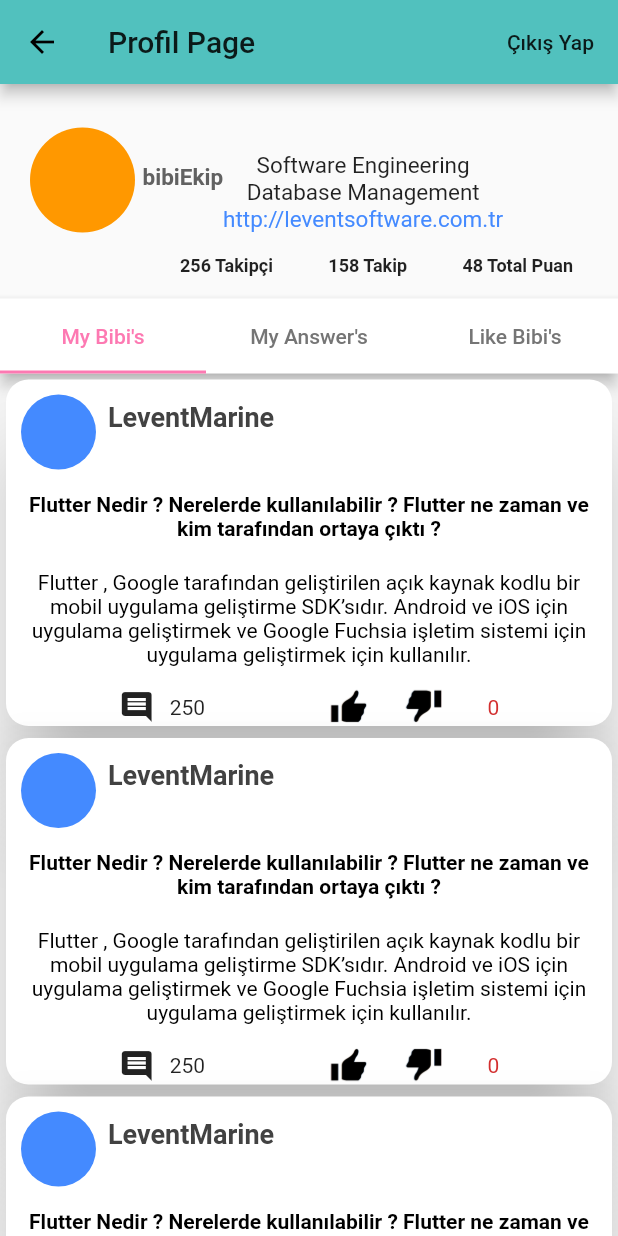
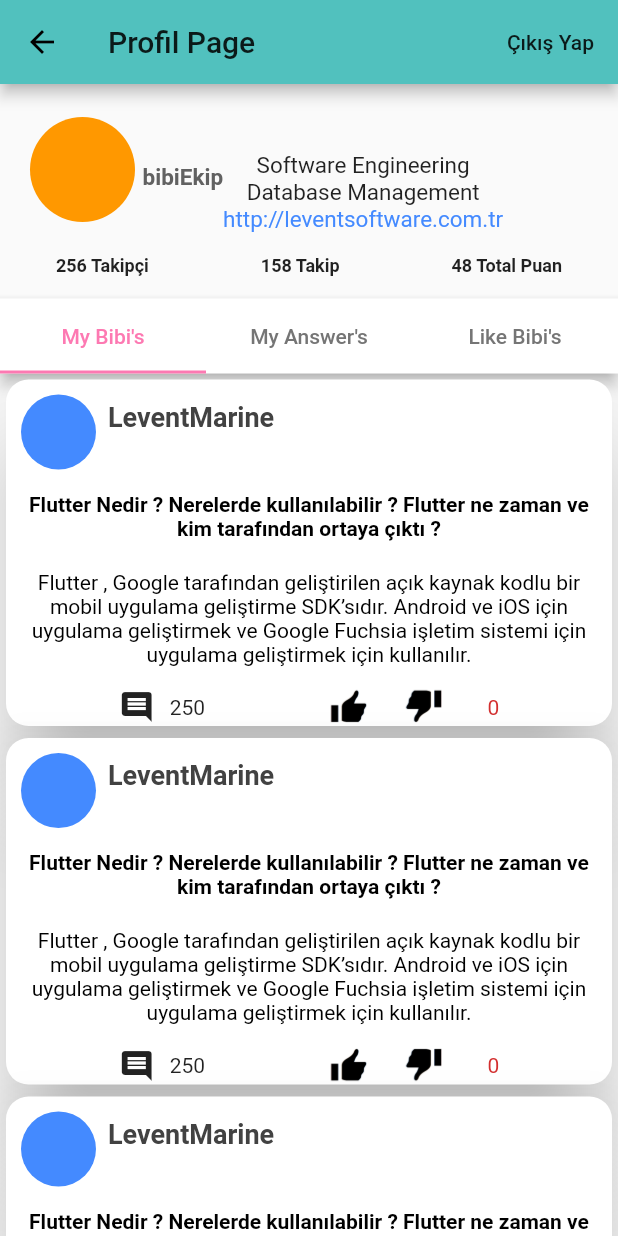
Before and after one commit to muhammedalilevent/project_bibi, a Flutter app: the Profile screen opened directly, on a phone screen of 412 x 824 dp. Run offline on Flutter 3.47's test engine with Material 2 defaults, Android fonts, the light colour scheme and no system bars; our stand-ins replace fluttertoast, hexcolor.

Commit message:
Takipçi Kısmı Düzeltildi

```diff
--- a/lib/Views/MainViews/ProfilePage.dart
+++ b/lib/Views/MainViews/ProfilePage.dart
@@ -95,21 +95,23 @@ TabController tabController;
 
                         SizedBox(height: 15,),
 
+
+                      ],
+                    ),
+
+                  ],
+                ),
                 Container(
-                          width: MediaQuery.of(context).size.width-150,
+                  width: MediaQuery.of(context).size.width,
                   child: Row(
                     crossAxisAlignment:CrossAxisAlignment.center,
-                            mainAxisAlignment: MainAxisAlignment.spaceBetween,
+                    mainAxisAlignment: MainAxisAlignment.spaceAround,
                     children: <Widget>[
                       Text("256 Takipçi",style: TextStyle(fontSize: 12,fontWeight: FontWeight.bold),),
                       Text("158 Takip",style: TextStyle(fontSize: 12,fontWeight: FontWeight.bold),),
                       Text("48 Total Puan",style: TextStyle(fontSize: 12,fontWeight: FontWeight.bold),)
                     ],
                   ),
-                        )
-                      ],
-                    )
-                  ],
                 ),
 
                 SizedBox(height: 15,),
```
Lines whose indentation alone changed are shown as unchanged.
